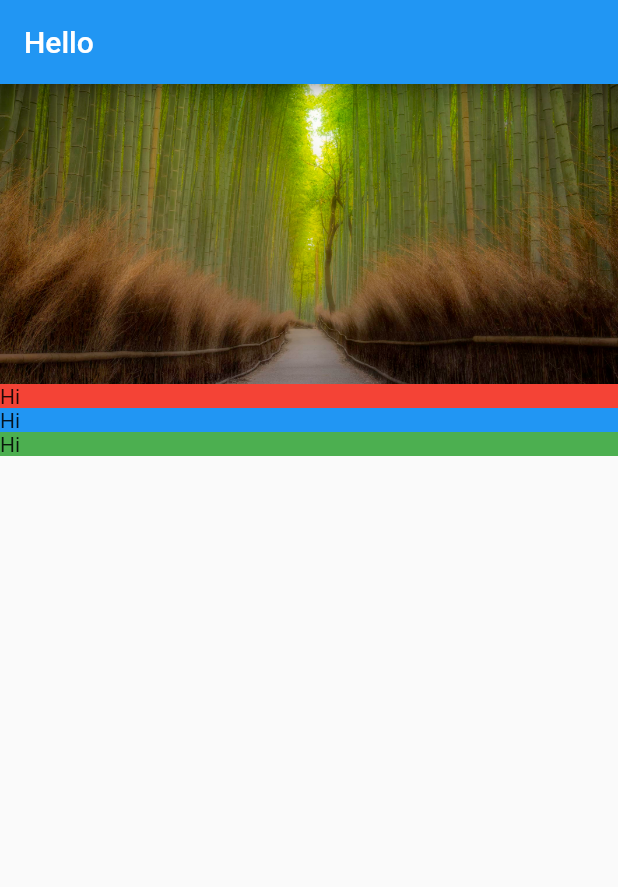
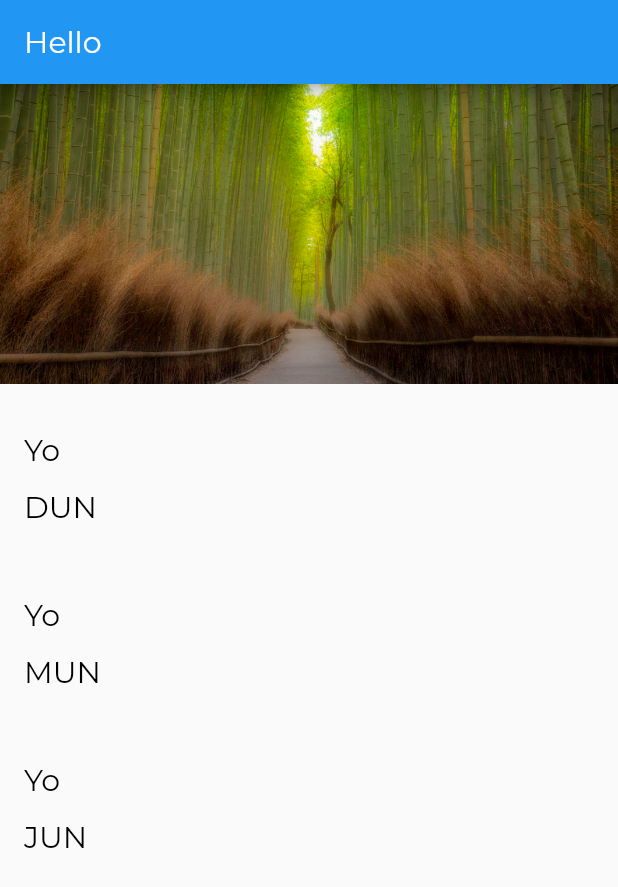
Before and after one commit to 4ndrelim/flutter_tutorial, a Flutter app: the screen it shows after launch, on a phone screen of 412 x 824 dp. Shown: the top 887 px of the screen. Run offline on Flutter 3.47's test engine with Material 2 defaults, Android fonts, the phone set to English and light mode, and no system bars.

Commit message:
Learn text styling and themes

```diff
--- a/lib/app.dart
+++ b/lib/app.dart
@@ -1,11 +1,24 @@
 import 'package:flutter/material.dart';
 import 'screens/location_detail/location_detail.dart';
+import 'style.dart';
 
 class App extends StatelessWidget {
   @override
   Widget build(BuildContext context) {
     return MaterialApp(
       home: LocationDetail(),
+      // something general
+      theme: ThemeData(
+        // let us define how widgets are styled in the app
+        appBarTheme: AppBarTheme(
+          titleTextStyle: AppBarTextStyle,
+        ),
+        // loose name to be reused
+        textTheme: TextTheme(
+          titleMedium: TitleTextStyle,
+          bodyMedium: Body1TextStyle,
+        ),
+      ),
     );
   }
 }
--- a/lib/screens/location_detail/location_detail.dart
+++ b/lib/screens/location_detail/location_detail.dart
@@ -15,9 +15,9 @@ class LocationDetail extends StatelessWidget {
             .stretch, // each item stretch from left to right on the crossAxis
         children: [
           ImageBanner("assets/images/Arashiyama.jpg"),
-          TextSection(Colors.red),
-          TextSection(Colors.blue),
-          TextSection(Colors.green),
+          TextSection('Yo', 'DUN'),
+          TextSection('Yo', 'MUN'),
+          TextSection('Yo', 'JUN'),
         ],
       ),
     );
--- a/lib/screens/location_detail/text_section.dart
+++ b/lib/screens/location_detail/text_section.dart
@@ -3,17 +3,33 @@ import 'package:flutter/material.dart';
 class TextSection extends StatelessWidget {
   // private member - something only this widget knows about, declared using '_'
   // good practice to add final keyword
-  final Color _color;
-  // positional argument but no need to define method body
-  TextSection(this._color);
+  final String _title;
+  final String _body;
+  static const double _hPad = 16.0;
+  // positional parameters but no need to define method body
+  TextSection(this._title, this._body);
 
   @override
   Widget build(BuildContext context) {
-    return Container(
-      decoration: BoxDecoration(
-        color: _color,
-      ),
-      child: Text('Hi'),
+    return Column(
+      mainAxisAlignment: MainAxisAlignment.start,
+      crossAxisAlignment: CrossAxisAlignment.stretch,
+      children: [
+        Container(
+          padding: const EdgeInsets.fromLTRB(_hPad, 32.0, _hPad, 4.0),
+          child: Text(
+            _title,
+            style: Theme.of(context).textTheme.titleMedium,
+          ),
+        ),
+        Container(
+          padding: const EdgeInsets.fromLTRB(_hPad, 10.0, _hPad, _hPad),
+          child: Text(
+            _body,
+            style: Theme.of(context).textTheme.bodyMedium,
+          ),
+        ),
+      ],
     );
   }
 }
--- /dev/null
+++ b/lib/style.dart
@@ -0,0 +1,28 @@
+import 'package:flutter/material.dart';
+
+const LargeTextSize = 26.0;
+const MediumTextSize = 20.0;
+const BodyTextSize = 16.0;
+
+const String FontNameDefault = "Montserrat";
+
+const AppBarTextStyle = TextStyle(
+  fontFamily: FontNameDefault,
+  fontWeight: FontWeight.w300,
+  fontSize: MediumTextSize,
+  color: Colors.white,
+);
+
+const TitleTextStyle = TextStyle(
+  fontFamily: FontNameDefault,
+  fontWeight: FontWeight.w300,
+  fontSize: MediumTextSize,
+  color: Colors.black,
+);
+
+const Body1TextStyle = TextStyle(
+  fontFamily: FontNameDefault,
+  fontWeight: FontWeight.w300,
+  fontSize: MediumTextSize,
+  color: Colors.black,
+);
```
Also changed, not shown: pubspec.yaml (+7 -6 lines), assets/fonts/Montserrat-Bold.ttf (added), assets/fonts/Montserrat-Regular.ttf (added).
